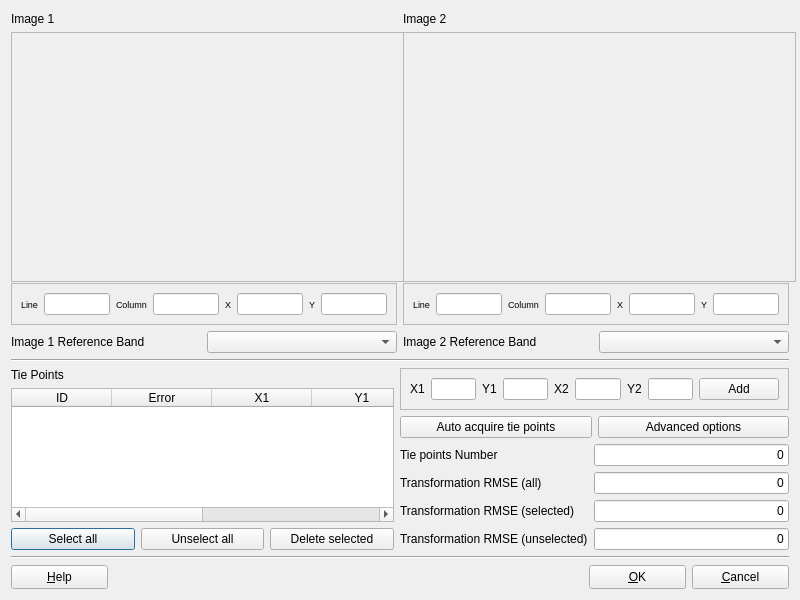
claudiobogossian/terralib5, file src/terralib/qt/widgets/rp/ui/TiePointsLocatorForm.ui: the form before one commit.
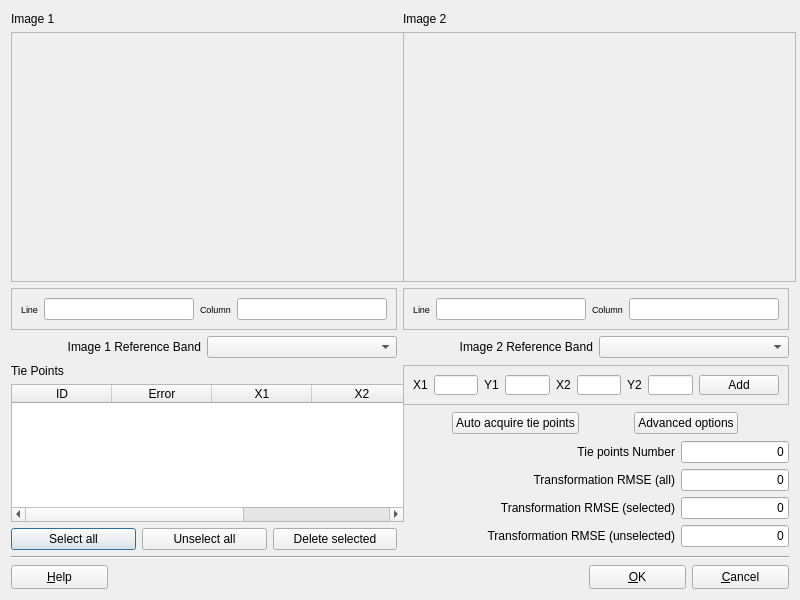
The form after the commit.

Commit message: still building

What changed in the file:
```diff
--- a/src/terralib/qt/widgets/rp/ui/TiePointsLocatorForm.ui
+++ b/src/terralib/qt/widgets/rp/ui/TiePointsLocatorForm.ui
@@ -91,6 +91,12 @@
      </item>
      <item row="2" column="0">
       <widget class="QFrame" name="frame">
+       <property name="sizePolicy">
+        <sizepolicy hsizetype="Preferred" vsizetype="Fixed">
+         <horstretch>0</horstretch>
+         <verstretch>0</verstretch>
+        </sizepolicy>
+       </property>
        <property name="frameShape">
         <enum>QFrame::StyledPanel</enum>
        </property>
@@ -146,59 +152,17 @@
           </property>
          </widget>
         </item>
-        <item>
-         <widget class="QLabel" name="label_16">
-          <property name="font">
-           <font>
-            <pointsize>7</pointsize>
-           </font>
-          </property>
-          <property name="text">
-           <string>X</string>
-          </property>
-         </widget>
-        </item>
-        <item>
-         <widget class="QLineEdit" name="m_currentImage1XLineEdit">
-          <property name="font">
-           <font>
-            <pointsize>7</pointsize>
-           </font>
-          </property>
-          <property name="readOnly">
-           <bool>true</bool>
-          </property>
-         </widget>
-        </item>
-        <item>
-         <widget class="QLabel" name="label_17">
-          <property name="font">
-           <font>
-            <pointsize>7</pointsize>
-           </font>
-          </property>
-          <property name="text">
-           <string>Y</string>
-          </property>
-         </widget>
-        </item>
-        <item>
-         <widget class="QLineEdit" name="m_currentImage1YLineEdit">
-          <property name="font">
-           <font>
-            <pointsize>7</pointsize>
-           </font>
-          </property>
-          <property name="readOnly">
-           <bool>true</bool>
-          </property>
-         </widget>
-        </item>
        </layout>
       </widget>
      </item>
      <item row="2" column="1">
       <widget class="QFrame" name="frame_3">
+       <property name="sizePolicy">
+        <sizepolicy hsizetype="Preferred" vsizetype="Fixed">
+         <horstretch>0</horstretch>
+         <verstretch>0</verstretch>
+        </sizepolicy>
+       </property>
        <property name="frameShape">
         <enum>QFrame::StyledPanel</enum>
        </property>
@@ -254,54 +218,6 @@
           </property>
          </widget>
         </item>
-        <item>
-         <widget class="QLabel" name="label_20">
-          <property name="font">
-           <font>
-            <pointsize>7</pointsize>
-           </font>
-          </property>
-          <property name="text">
-           <string>X</string>
-          </property>
-         </widget>
-        </item>
-        <item>
-         <widget class="QLineEdit" name="m_currentImage2XLineEdit">
-          <property name="font">
-           <font>
-            <pointsize>7</pointsize>
-           </font>
-          </property>
-          <property name="readOnly">
-           <bool>true</bool>
-          </property>
-         </widget>
-        </item>
-        <item>
-         <widget class="QLabel" name="label_21">
-          <property name="font">
-           <font>
-            <pointsize>7</pointsize>
-           </font>
-          </property>
-          <property name="text">
-           <string>Y</string>
-          </property>
-         </widget>
-        </item>
-        <item>
-         <widget class="QLineEdit" name="m_currentImage2YLineEdit">
-          <property name="font">
-           <font>
-            <pointsize>7</pointsize>
-           </font>
-          </property>
-          <property name="readOnly">
-           <bool>true</bool>
-          </property>
-         </widget>
-        </item>
        </layout>
       </widget>
      </item>
@@ -312,6 +228,9 @@
          <property name="text">
           <string>Image 1 Reference Band</string>
          </property>
+         <property name="alignment">
+          <set>Qt::AlignRight|Qt::AlignTrailing|Qt::AlignVCenter</set>
+         </property>
         </widget>
        </item>
        <item>
@@ -326,6 +245,9 @@
          <property name="text">
           <string>Image 2 Reference Band</string>
          </property>
+         <property name="alignment">
+          <set>Qt::AlignRight|Qt::AlignTrailing|Qt::AlignVCenter</set>
+         </property>
         </widget>
        </item>
        <item>
@@ -335,14 +257,7 @@
      </item>
     </layout>
    </item>
-   <item row="1" column="0" colspan="2">
-    <widget class="Line" name="line_2">
-     <property name="orientation">
-      <enum>Qt::Horizontal</enum>
-     </property>
-    </widget>
-   </item>
-   <item row="2" column="0">
+   <item row="1" column="0">
     <layout class="QGridLayout" name="gridLayout_3">
      <item row="0" column="0">
       <widget class="QLabel" name="label_3">
@@ -355,10 +270,16 @@
       <widget class="QTableWidget" name="m_tiePointsTableWidget">
        <property name="minimumSize">
         <size>
-         <width>383</width>
+         <width>393</width>
          <height>0</height>
         </size>
        </property>
+       <property name="sortingEnabled">
+        <bool>true</bool>
+       </property>
+       <property name="wordWrap">
+        <bool>false</bool>
+       </property>
        <column>
         <property name="text">
          <string>ID</string>
@@ -374,11 +295,6 @@
          <string>X1</string>
         </property>
        </column>
-       <column>
-        <property name="text">
-         <string>Y1</string>
-        </property>
-       </column>
        <column>
         <property name="text">
          <string>X2</string>
@@ -414,10 +330,22 @@
      </item>
     </layout>
    </item>
-   <item row="2" column="1">
+   <item row="1" column="1">
     <layout class="QGridLayout" name="gridLayout_4">
      <item row="0" column="0">
       <widget class="QFrame" name="frame_2">
+       <property name="sizePolicy">
+        <sizepolicy hsizetype="Fixed" vsizetype="Fixed">
+         <horstretch>0</horstretch>
+         <verstretch>0</verstretch>
+        </sizepolicy>
+       </property>
+       <property name="maximumSize">
+        <size>
+         <width>16777215</width>
+         <height>40</height>
+        </size>
+       </property>
        <property name="frameShape">
         <enum>QFrame::StyledPanel</enum>
        </property>
@@ -479,6 +407,12 @@
       <layout class="QHBoxLayout" name="horizontalLayout_3">
        <item>
         <widget class="QPushButton" name="m_autoAcquireTiePointsPushButton">
+         <property name="sizePolicy">
+          <sizepolicy hsizetype="Fixed" vsizetype="Fixed">
+           <horstretch>0</horstretch>
+           <verstretch>0</verstretch>
+          </sizepolicy>
+         </property>
          <property name="text">
           <string>Auto acquire tie points</string>
          </property>
@@ -486,6 +420,12 @@
        </item>
        <item>
         <widget class="QPushButton" name="m_advancedOptionsPushButton">
+         <property name="sizePolicy">
+          <sizepolicy hsizetype="Fixed" vsizetype="Fixed">
+           <horstretch>0</horstretch>
+           <verstretch>0</verstretch>
+          </sizepolicy>
+         </property>
          <property name="text">
           <string>Advanced options</string>
          </property>
@@ -500,14 +440,23 @@
          <property name="text">
           <string>Tie points Number</string>
          </property>
+         <property name="alignment">
+          <set>Qt::AlignRight|Qt::AlignTrailing|Qt::AlignVCenter</set>
+         </property>
         </widget>
        </item>
        <item row="0" column="1">
         <widget class="QLineEdit" name="m_tiePointsNumberLineEdit">
+         <property name="sizePolicy">
+          <sizepolicy hsizetype="Fixed" vsizetype="Fixed">
+           <horstretch>0</horstretch>
+           <verstretch>0</verstretch>
+          </sizepolicy>
+         </property>
          <property name="minimumSize">
           <size>
-           <width>150</width>
-           <height>0</height>
+           <width>0</width>
+           <height>10</height>
           </size>
          </property>
          <property name="text">
@@ -526,13 +475,22 @@
          <property name="text">
           <string>Transformation RMSE (all)</string>
          </property>
+         <property name="alignment">
+          <set>Qt::AlignRight|Qt::AlignTrailing|Qt::AlignVCenter</set>
+         </property>
         </widget>
        </item>
        <item row="1" column="1">
         <widget class="QLineEdit" name="m_transformationRMSEAllLineEdit">
+         <property name="sizePolicy">
+          <sizepolicy hsizetype="Fixed" vsizetype="Fixed">
+           <horstretch>0</horstretch>
+           <verstretch>0</verstretch>
+          </sizepolicy>
+         </property>
          <property name="minimumSize">
           <size>
-           <width>150</width>
+           <width>0</width>
            <height>0</height>
           </size>
          </property>
@@ -552,13 +510,22 @@
          <property name="text">
           <string>Transformation RMSE (selected)</string>
          </property>
+         <property name="alignment">
+          <set>Qt::AlignRight|Qt::AlignTrailing|Qt::AlignVCenter</set>
+         </property>
         </widget>
        </item>
        <item row="2" column="1">
         <widget class="QLineEdit" name="m_transformationRMSESelectedLineEdit">
+         <property name="sizePolicy">
+          <sizepolicy hsizetype="Fixed" vsizetype="Fixed">
+           <horstretch>0</horstretch>
+           <verstretch>0</verstretch>
+          </sizepolicy>
+         </property>
          <property name="minimumSize">
           <size>
-           <width>150</width>
+           <width>0</width>
            <height>0</height>
           </size>
          </property>
@@ -578,13 +545,22 @@
          <property name="text">
           <string>Transformation RMSE (unselected)</string>
          </property>
+         <property name="alignment">
+          <set>Qt::AlignRight|Qt::AlignTrailing|Qt::AlignVCenter</set>
+         </property>
         </widget>
        </item>
        <item row="3" column="1">
         <widget class="QLineEdit" name="m_transformationRMSEunselectedLineEdit">
+         <property name="sizePolicy">
+          <sizepolicy hsizetype="Fixed" vsizetype="Fixed">
+           <horstretch>0</horstretch>
+           <verstretch>0</verstretch>
+          </sizepolicy>
+         </property>
          <property name="minimumSize">
           <size>
-           <width>150</width>
+           <width>0</width>
            <height>0</height>
           </size>
          </property>
```
Left out of the diff: 6 changed lines with no effect on the pictures. The commit also changes 2 other files.
